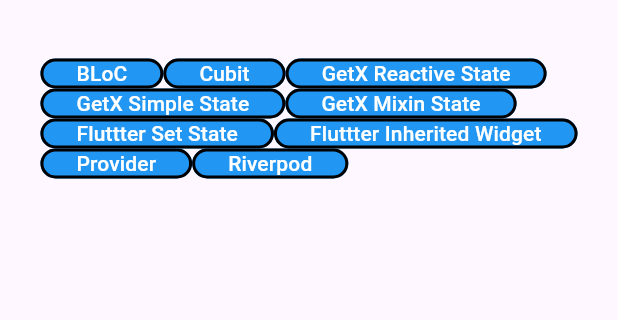
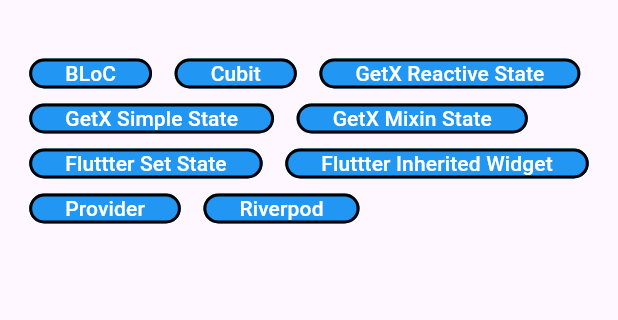
Before and after one commit to aleax888/flutter_state_managment, a Flutter app: the screen it shows after launch, on a phone screen of 412 x 824 dp, the part 63-383 px from its top. Run offline on Flutter 3.47's test engine with Material 3 defaults, Android fonts, the phone set to English and light mode, and no system bars; our stand-ins replace bloc, flutter_bloc, flutter_riverpod, get.

Commit message:
feat(style): add style variables

```diff
--- a/lib/home/home_page.dart
+++ b/lib/home/home_page.dart
@@ -13,6 +13,9 @@ import 'package:flutter_state_managment/samples/provider/counter_provider/counte
 // components
 import 'package:flutter_state_managment/shared/widgets/custom_page.dart';
 import 'package:flutter_state_managment/shared/widgets/custom_button.dart';
+
+// styles
+import 'package:flutter_state_managment/shared/styles/spacing_style.dart';
 
 // pages
 import 'package:flutter_state_managment/samples/bloc/pages/bloc_page.dart';
@@ -33,7 +36,11 @@ class HomePage extends StatelessWidget {
     return CustomPage(
       title: "Flutter State Managment",
       children: [
-        Wrap(
+        ConstrainedBox(
+          constraints: BoxConstraints(maxWidth: 500),
+          child: Wrap(
+            spacing: SpacingStyle.md,
+            runSpacing: SpacingStyle.sm,
             children: [
               // BLoC
               CustomButton(
@@ -44,7 +51,8 @@ class HomePage extends StatelessWidget {
                     context,
                     MaterialPageRoute(
                       builder: (context) => BlocProvider(
-                      create: (context) => CounterBloc()..add(CounterStarted()),
+                        create: (context) =>
+                            CounterBloc()..add(CounterStarted()),
                         child: BlocPage(),
                       ),
                     ),
@@ -104,7 +112,9 @@ class HomePage extends StatelessWidget {
                 onPressed: () {
                   Navigator.push(
                     context,
-                  MaterialPageRoute(builder: (context) => GetXMixinStatePage()),
+                    MaterialPageRoute(
+                      builder: (context) => GetXMixinStatePage(),
+                    ),
                   );
                 },
               ),
@@ -170,6 +180,7 @@ class HomePage extends StatelessWidget {
               ),
             ],
           ),
+        ),
       ],
     );
   }
--- /dev/null
+++ b/lib/shared/styles/spacing_style.dart
@@ -0,0 +1,12 @@
+// %%%%%%%%%%%%%%%%%%%%%%%%%%%%%%%%%%%%%%%%%%%%%%%%%%%%%%%%%%%%%
+// SPACING
+// %%%%%%%%%%%%%%%%%%%%%%%%%%%%%%%%%%%%%%%%%%%%%%%%%%%%%%%%%%%%%
+
+class SpacingStyle {
+  static const double xs = 5.0;
+  static const double sm = 10.0;
+  static const double md = 15.0;
+  static const double lg = 20.0;
+  static const double xl = 30.0;
+  static const double xxl = 50.0;
+}
```
Also changed, not shown: lib/shared/styles/border_style.dart (added, +41 -0 lines), lib/shared/styles/surface_style.dart (added, +58 -0 lines), lib/shared/styles/text_style.dart (added, +45 -0 lines). Lines whose indentation alone changed are shown as unchanged.
